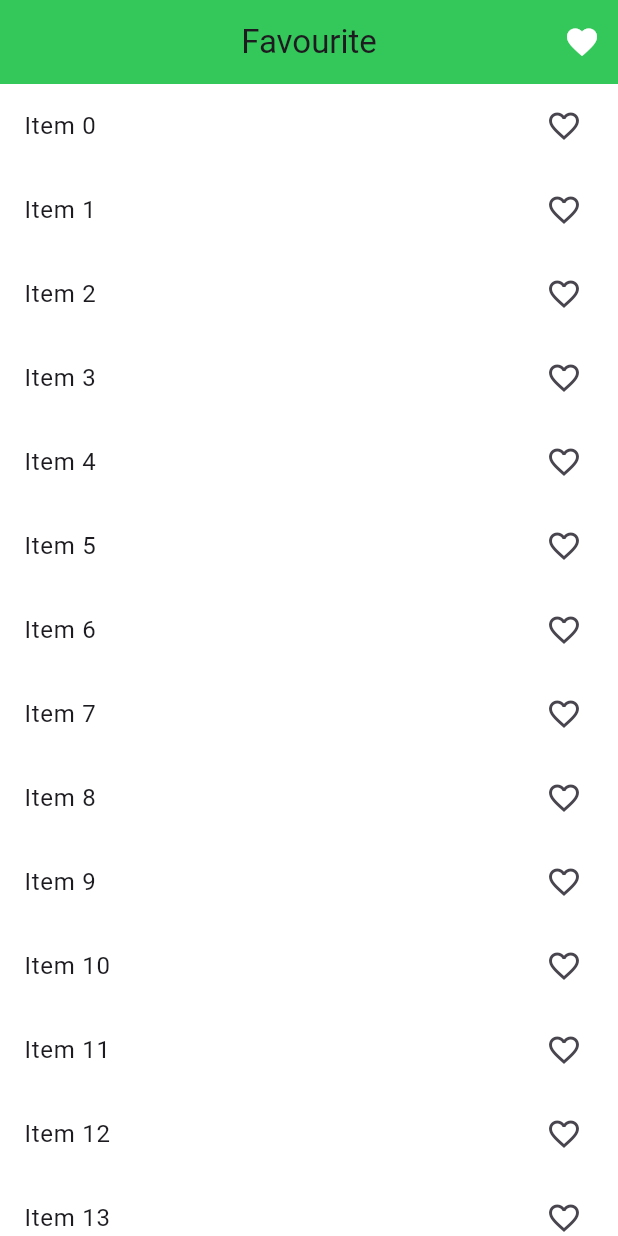
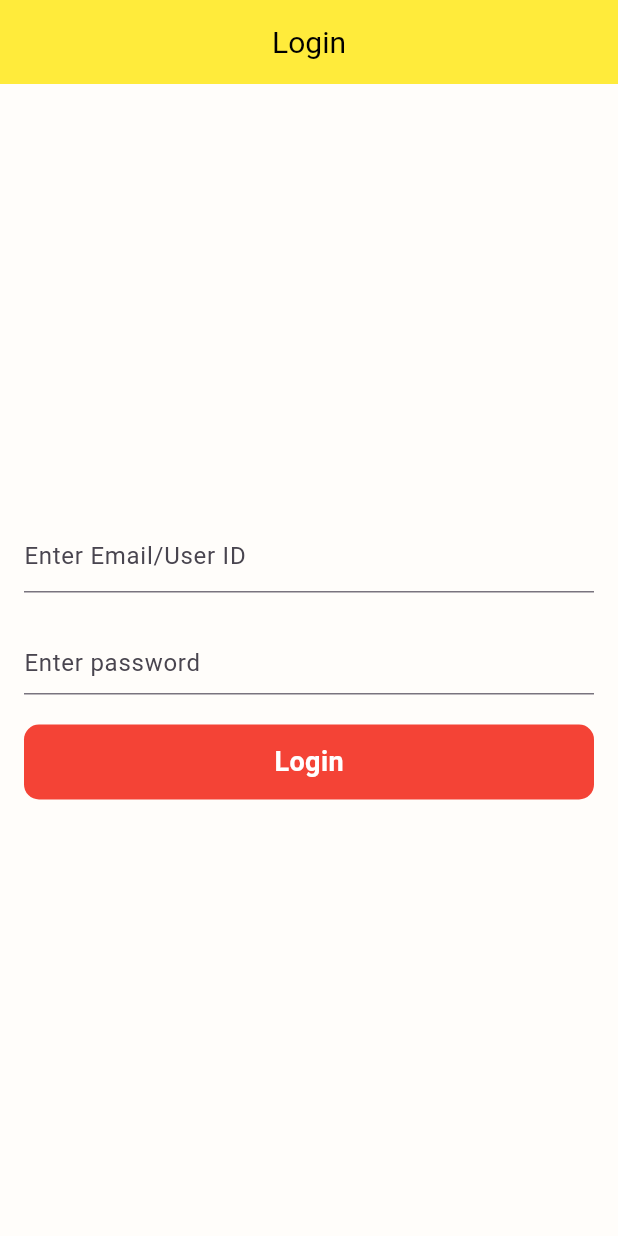
Before and after one commit to asmfahim1/Provider-Arc, a Flutter app: the screen it shows after launch, on a phone screen of 412 x 824 dp. Run offline on Flutter 3.47's test engine with Material 3 defaults, Android fonts, the phone set to English and light mode, and no system bars.

Commit message:
provider general concepts clear

```diff
--- a/lib/main.dart
+++ b/lib/main.dart
@@ -1,11 +1,9 @@
-import 'package:face_app_flutter/home_screen.dart';
+import 'package:face_app_flutter/provider/auth_provider.dart';
 import 'package:face_app_flutter/provider/count_provider.dart';
 import 'package:face_app_flutter/provider/example_one_provider.dart';
 import 'package:face_app_flutter/provider/favourite_provider.dart';
-import 'package:face_app_flutter/screens/count_example.dart';
-import 'package:face_app_flutter/screens/example_one.dart';
-import 'package:face_app_flutter/screens/favourite/favourite_screen.dart';
-import 'package:flutter/cupertino.dart';
+import 'package:face_app_flutter/provider/theme_provider.dart';
+import 'package:face_app_flutter/screens/login_screen.dart';
 import 'package:flutter/material.dart';
 import 'package:provider/provider.dart';
 
@@ -16,26 +14,55 @@ void main() {
 class MyApp extends StatelessWidget {
   const MyApp({super.key});
 
-  // This widget is the root of your application.
   @override
   Widget build(BuildContext context) {
     return MultiProvider(
       providers: [
-        ChangeNotifierProvider(create: (_) => CountProvider(),),
-        ChangeNotifierProvider(create: (_) => ExampleOneProvider(),),
-        ChangeNotifierProvider(create: (_) => FavouriteProvider(),),
+        ChangeNotifierProvider(
+          create: (_) => CountProvider(),
+        ),
+        ChangeNotifierProvider(
+          create: (_) => ExampleOneProvider(),
+        ),
+        ChangeNotifierProvider(
+          create: (_) => FavouriteProvider(),
+        ),
+        ChangeNotifierProvider(
+          create: (_) => ThemeProvider(),
+        ),
+        ChangeNotifierProvider(
+          create: (_) => AuthProvider(),
+        ),
       ],
-
-      child: MaterialApp(
-        title: 'Flutter Demo',
-        debugShowCheckedModeBanner: false,
-        theme: ThemeData(
-            colorScheme: ColorScheme.fromSeed(seedColor: Colors.deepPurple),
-            useMaterial3: true,
-            appBarTheme: const AppBarTheme(color: CupertinoColors.activeGreen),
-            scaffoldBackgroundColor: Colors.white),
-        home: FavouriteScreen(),
-      ),
+      child: Builder(builder: (BuildContext context) {
+        final themeChanger = Provider.of<ThemeProvider>(context);
+        return MaterialApp(
+          title: 'Flutter Demo',
+          debugShowCheckedModeBanner: false,
+          themeMode: themeChanger.themeMode,
+          theme: ThemeData(
+            scaffoldBackgroundColor: const Color(0xfffffdfa),
+            appBarTheme: const AppBarTheme(
+              iconTheme: IconThemeData(color: Colors.white),
+              color: Colors.yellow,
+              centerTitle: true,
+              elevation: 0,
+              titleTextStyle: TextStyle(color: Colors.black, fontSize: 20),
+            ),
+          ),
+          darkTheme: ThemeData(
+            scaffoldBackgroundColor: Colors.black,
+            appBarTheme: const AppBarTheme(
+              iconTheme: IconThemeData(color: Colors.white),
+              color: Colors.green,
+              centerTitle: true,
+              elevation: 0,
+              titleTextStyle: TextStyle(color: Colors.white, fontSize: 20),
+            ),
+          ),
+          home: LoginScreen(),
+        );
+      }),
     );
   }
 }
--- /dev/null
+++ b/lib/provider/auth_provider.dart
@@ -0,0 +1,52 @@
+import 'package:flutter/material.dart';
+import 'package:http/http.dart';
+
+
+class AuthProvider with ChangeNotifier {
+
+  TextEditingController emailController = TextEditingController();
+  TextEditingController passwordController = TextEditingController();
+
+  bool _loading = false;
+  bool get loading => _loading;
+
+  setLoading(bool value){
+    _loading = value;
+    notifyListeners();
+  }
+
+
+  bool _toggle = false;
+  bool get toggle => _toggle;
+
+  setToggle(){
+    _toggle = !_toggle;
+    notifyListeners();
+  }
+
+
+  void login() async{
+    setLoading(true);
+    try{
+      Response response = await post(Uri.parse('https://reqres.in/api/login'),
+        body:{
+          "email" : emailController.text,
+          "password" : passwordController.text,
+        }
+      );
+      setLoading(false);
+      if(response.statusCode == 200){
+
+        print('login Successful : ${response.statusCode}');
+
+      }else{
+        print('Failed to login : ${response.statusCode}');
+      }
+
+    }catch(error){
+      setLoading(false);
+      print('==========$error========');
+    }
+  }
+
+}
--- /dev/null
+++ b/lib/provider/theme_provider.dart
@@ -0,0 +1,15 @@
+import 'package:flutter/foundation.dart';
+import 'package:flutter/material.dart';
+
+class ThemeProvider with ChangeNotifier{
+
+  var _themeMode = ThemeMode.light;
+  ThemeMode get themeMode => _themeMode;
+
+
+  void setTheme(themeMode){
+    _themeMode = themeMode;
+    notifyListeners();
+  }
+
+}
--- a/lib/screens/favourite/my_favourite_screen.dart
+++ b/lib/screens/favourite/my_favourite_screen.dart
@@ -14,7 +14,7 @@ class _MyFavouriteScreenState extends State<MyFavouriteScreen> {
   Widget build(BuildContext context) {
     //final favouriteProvider = Provider.of<FavouriteProvider>(context);
     return Scaffold(
-      appBar: AppBar(centerTitle: true, title: Text('Favourite'),),
+      appBar: AppBar(centerTitle: true, title: const Text('Favourite'),),
       body: Column(
         children: [
           Expanded(
@@ -27,7 +27,7 @@ class _MyFavouriteScreenState extends State<MyFavouriteScreen> {
                         value.removeItems(index);
                       },
                       title: Text('Item $index'),
-                      trailing: value.selectedItem.contains(index) ? Icon(Icons.favorite) : Icon(Icons.favorite_outline),
+                      trailing: value.selectedItem.contains(index) ? const Icon(Icons.favorite) : const Icon(Icons.favorite_outline),
                     );
                   });
             }),
--- /dev/null
+++ b/lib/screens/login_screen.dart
@@ -0,0 +1,81 @@
+import 'package:face_app_flutter/provider/auth_provider.dart';
+import 'package:flutter/material.dart';
+import 'package:provider/provider.dart';
+
+class LoginScreen extends StatefulWidget {
+  const LoginScreen({super.key});
+
+  @override
+  State<LoginScreen> createState() => _LoginScreenState();
+}
+
+class _LoginScreenState extends State<LoginScreen> {
+
+
+  @override
+  Widget build(BuildContext context) {
+    final authProvider = Provider.of<AuthProvider>(context);
+    return Scaffold(
+      appBar: AppBar(
+        title: const Text('Login'),
+      ),
+      body: Padding(
+        padding: const EdgeInsets.symmetric(horizontal: 16),
+        child: Column(
+          crossAxisAlignment: CrossAxisAlignment.center,
+          mainAxisAlignment: MainAxisAlignment.center,
+          children: [
+            TextFormField(
+              controller: authProvider.emailController,
+              decoration: const InputDecoration(
+                hintText: 'Enter Email/User ID',
+              ),
+            ),
+            const SizedBox(
+              height: 20,
+            ),
+            TextFormField(
+              controller: authProvider.passwordController,
+              decoration: InputDecoration(
+                hintText: 'Enter password',
+                suffix: InkWell(
+                  onTap: () {
+                    authProvider.setToggle();
+                  },
+                  child: Icon(authProvider.toggle == true ?  Icons.visibility_off : Icons.visibility),
+                ),
+              ),
+              obscureText: authProvider.toggle,
+            ),
+            const SizedBox(
+              height: 20,
+            ),
+            InkWell(
+              onTap: () {
+                authProvider.login();
+              },
+              child: Container(
+                height: 50,
+                decoration: BoxDecoration(
+                    color: Colors.red, borderRadius: BorderRadius.circular(10)),
+                clipBehavior: Clip.hardEdge,
+                alignment: Alignment.center,
+                child: authProvider.loading == true
+                    ? const CircularProgressIndicator(
+                        color: Colors.white,
+                      )
+                    : const Text(
+                        'Login',
+                        style: TextStyle(
+                            color: Colors.white,
+                            fontSize: 18,
+                            fontWeight: FontWeight.bold),
+                      ),
+              ),
+            ),
+          ],
+        ),
+      ),
+    );
+  }
+}
--- a/pubspec.yaml
+++ b/pubspec.yaml
@@ -16,6 +16,7 @@ dependencies:
 
   cupertino_icons: ^1.0.6
   provider: ^6.1.2
+  http: ^1.2.2
 
 dev_dependencies:
   flutter_test:
```
Also changed, not shown: lib/screens/theme_changer_screen.dart (added, +45 -0 lines), lib/screens/value_notify_listener.dart (added, +56 -0 lines), pubspec.lock.
